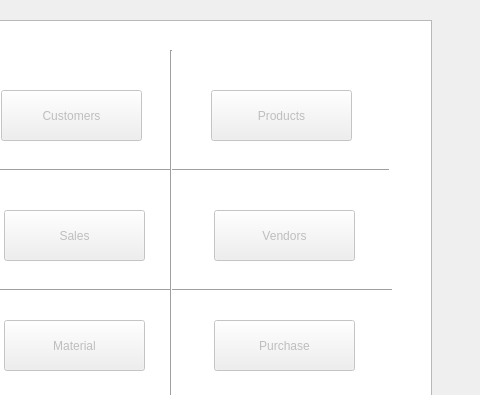
Before: the Qt Designer form Screens/UserAuthentication.ui in basil-ali-khan/Inventory-Management-System, drawn with Qt 5; both pictures show x 619 to 1099 and y 0 to 395 of the 1099 by 531 pixel window.
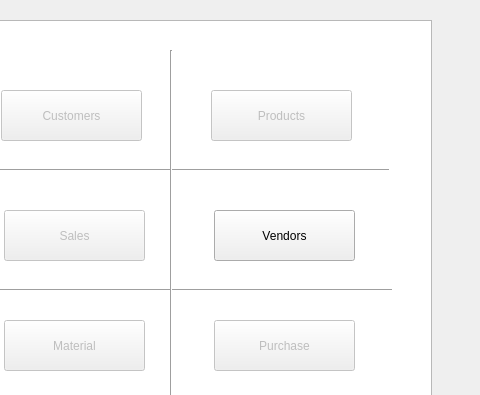
After: the same form once the commit is applied.

Diff of the .ui file:
```diff
--- a/Screens/UserAuthentication.ui
+++ b/Screens/UserAuthentication.ui
@@ -315,7 +315,7 @@
    </widget>
    <widget class="QPushButton" name="vendorsButton">
     <property name="enabled">
-     <bool>false</bool>
+     <bool>true</bool>
     </property>
     <property name="geometry">
      <rect>
```
